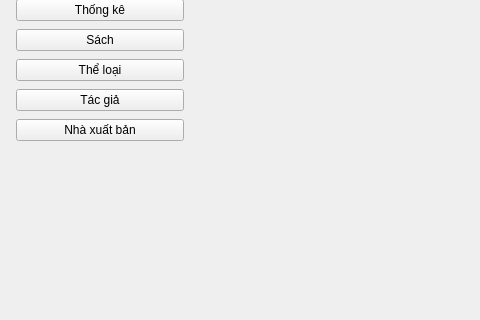
Before: the Qt Designer form view/main_window.ui in phuongphuong5110-create/library-app, drawn with Qt 5; both pictures show x 0 to 480 and y 96 to 416 of the 1280 by 820 pixel window.
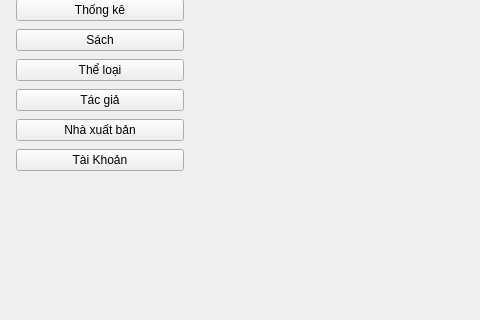
After: the same form once the commit is applied.

What changed in the file:
```diff
--- a/view/main_window.ui
+++ b/view/main_window.ui
@@ -131,6 +131,13 @@
          </property>
         </widget>
        </item>
+       <item>
+        <widget class="QPushButton" name="btn_nav_accounts">
+         <property name="text">
+          <string>Tài Khoản</string>
+         </property>
+        </widget>
+       </item>
        <item>
         <spacer name="verticalSpacer_nav">
          <property name="orientation">
```
